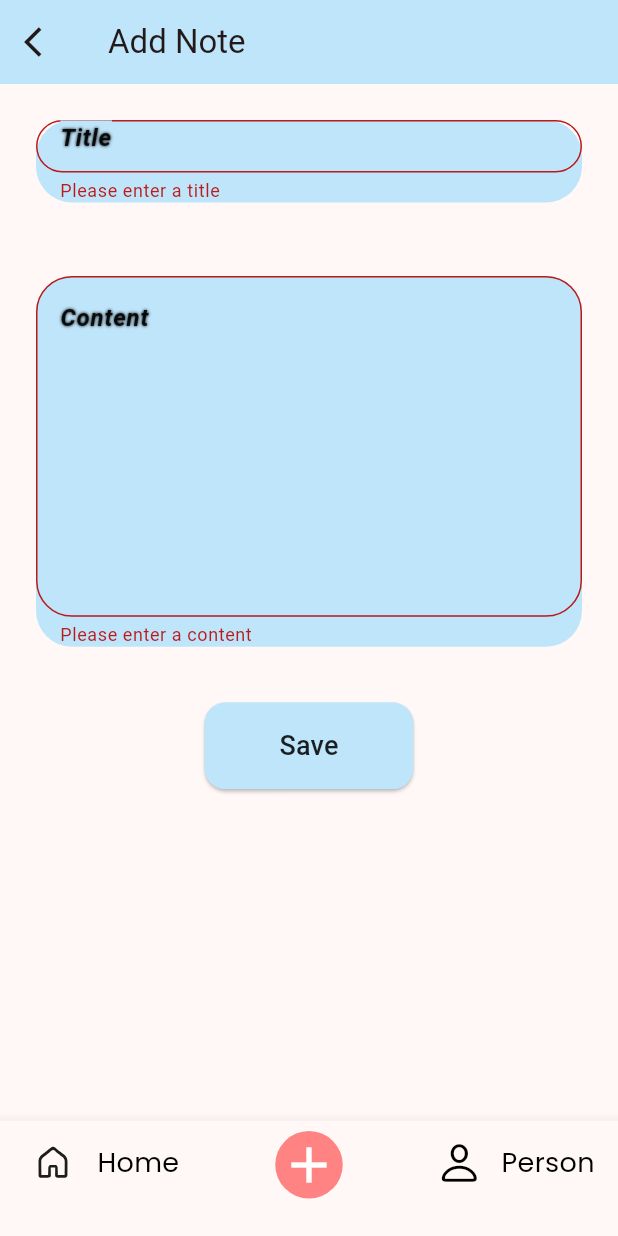
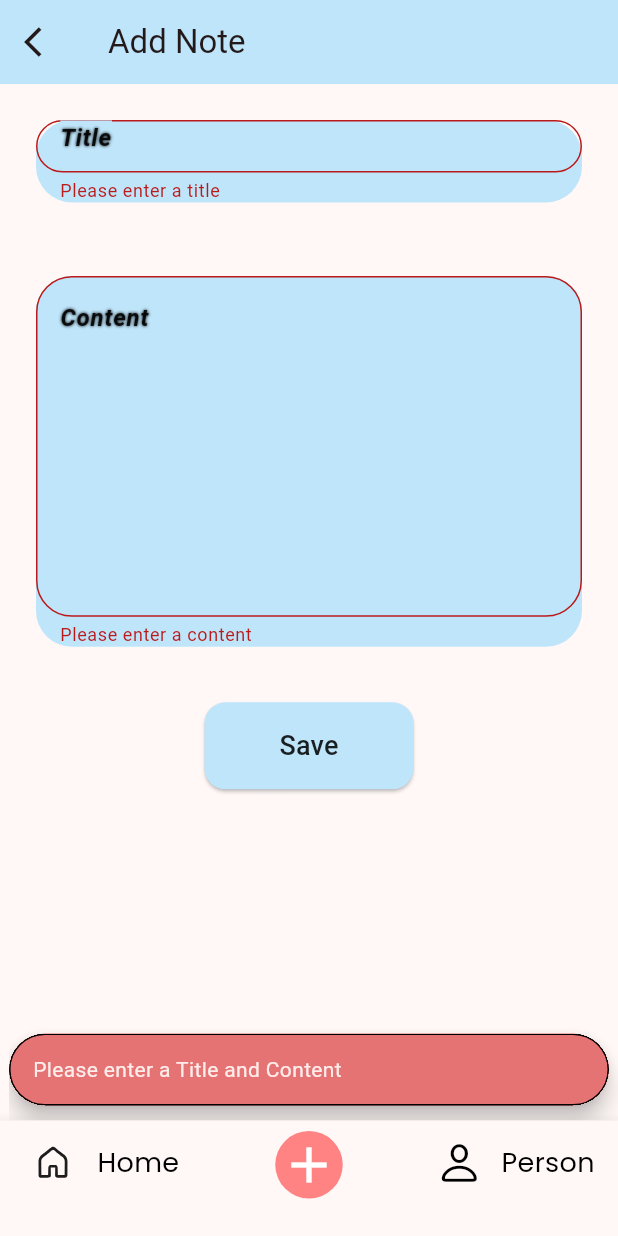
Before and after one commit to omarAbdullahMoharam/Notify, a Flutter app: the HomeScreen screen opened directly, item 2 of the bottom bar chosen, after a tap on "Save", on a phone screen of 412 x 824 dp. Run offline on Flutter 3.47's test engine with Material 3 defaults, Android fonts, the light colour scheme and no system bars; our stand-ins replace flutter_bloc, flutter_svg, hive, hive_flutter, image_picker; accounts and stored records are empty.

Commit message:
Edit Note Added

```diff
--- /dev/null
+++ b/lib/Controller/cubits/edit_note/edit_note_state.dart
@@ -0,0 +1,8 @@
+part of 'edit_note_cubit.dart';
+
+@immutable
+sealed class EditNoteState {}
+
+final class EditNoteInitial extends EditNoteState {}
+
+final class EditNoteSuccess extends EditNoteState {}
--- a/lib/View/screens/add_note.dart
+++ b/lib/View/screens/add_note.dart
@@ -4,6 +4,7 @@ import 'package:flutter/material.dart';
 import 'package:flutter_bloc/flutter_bloc.dart';
 import 'package:intl/intl.dart';
 import 'package:notify/Controller/cubits/add_note_cubit/add_note_cubit.dart';
+import 'package:notify/Controller/cubits/edit_note/edit_note_cubit.dart';
 import 'package:notify/Controller/cubits/notes_view_cubit/notes_view_cubit.dart';
 import 'package:notify/Models/note_model.dart';
 import 'package:notify/helpers/constatns.dart';
@@ -14,14 +15,14 @@ import '../../components/custom_title_container.dart';
 import 'home_screen.dart';
 
 class AddNote extends StatefulWidget {
-  const AddNote({super.key});
-
+  const AddNote({super.key, this.note});
+  final NoteModel? note;
   @override
   State<AddNote> createState() => _AddNoteState();
 }
 
 class _AddNoteState extends State<AddNote> {
-  String? title, content;
+  late String title, content;
 
   @override
   Widget build(BuildContext context) {
@@ -30,9 +31,12 @@ class _AddNoteState extends State<AddNote> {
     GlobalKey<FormState> formKey = GlobalKey<FormState>();
     return Scaffold(
       appBar: AppBar(
-        backgroundColor: containerColor,
+        backgroundColor:
+            widget.note == null ? containerColor : Color(widget.note!.color),
         automaticallyImplyLeading: true,
-        title: const Text('Add Note'),
+        title: widget.note == null
+            ? const Text('Add Note')
+            : const Text('Edit Note'),
         leading: IconButton(
           icon: const Icon(Icons.arrow_back_ios),
           onPressed: () {
@@ -48,8 +52,15 @@ class _AddNoteState extends State<AddNote> {
         ),
         elevation: 0,
       ),
-      body: BlocProvider(
+      body: MultiBlocProvider(
+        providers: [
+          BlocProvider<AddNoteCubit>(
             create: (context) => AddNoteCubit(),
+          ),
+          BlocProvider<EditNoteCubit>(
+            create: (context) => EditNoteCubit(),
+          ),
+        ],
         child: Form(
           autovalidateMode: AutovalidateMode.disabled,
           key: formKey,
@@ -60,50 +71,82 @@ class _AddNoteState extends State<AddNote> {
               child: Column(
                 spacing: 25,
                 children: [
+                  if (widget.note != null)
+                    CustomTitle(
+                      containerColor: widget.note == null
+                          ? containerColor
+                          : Color(widget.note!.color),
+                      initialTitle: widget.note!.title,
+                      onSaved: (value) => title = value!,
+                    ),
+                  if (widget.note != null)
+                    CustomContent(
+                      containerColor: widget.note == null
+                          ? containerColor
+                          : Color(
+                              widget.note!.color,
+                            ),
+                      initialContent: widget.note!.content,
+                      onSaved: (value) => content = value!,
+                    ),
+                  if (widget.note == null)
                     CustomTitle(
                       containerColor: containerColor,
-                    onSaved: (value) => title = value,
+                      onSaved: (value) => title = value!,
                     ),
+                  if (widget.note == null)
                     CustomContent(
                       containerColor: containerColor,
-                    onSaved: (value) => content = value,
+                      onSaved: (value) => content = value!,
                     ),
                   BlocBuilder<AddNoteCubit, AddNoteState>(
                     builder: (context, state) {
                       return CustomButton(
+                        snackBarMessage: widget.note == null,
                         containerColor: containerColor,
                         formKey: formKey,
                         onPressed: () {
                           if (formKey.currentState!.validate()) {
                             final formattedDate =
                                 DateFormat('d MMM').format(DateTime.now());
-
+                            formKey.currentState!.save();
+                            if (widget.note != null) {
+                              BlocProvider.of<EditNoteCubit>(context)
+                                  .updateNote(
+                                NoteModel(
+                                  title: title,
+                                  content: content,
+                                  color: containerColor.value,
+                                  date: formattedDate,
+                                ),
+                                widget.note!.key,
+                              );
+                            } else {
                               BlocProvider.of<AddNoteCubit>(context).addNote(
                                 NoteModel(
-                                title: title!,
-                                content: content!,
+                                  title: title,
+                                  content: content,
                                   color: containerColor.value,
                                   date: formattedDate,
                                 ),
                               );
+                            }
                             BlocProvider.of<NotesCubitCubit>(context)
                                 .fetchAllNotes();
+                            Future.delayed(
+                              const Duration(milliseconds: 500),
+                              () {
+                                if (mounted) {
                                   Navigator.push(
+                                    // ignore: use_build_context_synchronously
                                     context,
                                     MaterialPageRoute(
                                       builder: (context) => const HomeScreen(),
                                     ),
                                   );
-                          } else {
-                            ScaffoldMessenger.of(context).showSnackBar(
-                              const SnackBar(
-                                content:
-                                    Text('Please enter a title and content'),
-                              ),
+                                }
+                              },
                             );
-                            AutovalidateMode.always;
-                            formKey.currentState!.validate();
-                            setState(() {});
                           }
                         },
                       );
--- a/lib/View/screens/home_screen_body.dart
+++ b/lib/View/screens/home_screen_body.dart
@@ -1,5 +1,6 @@
 import 'package:flutter/material.dart';
 import 'package:flutter_bloc/flutter_bloc.dart';
+import 'package:notify/Controller/cubits/edit_note/edit_note_cubit.dart';
 import 'package:notify/Controller/cubits/notes_view_cubit/notes_view_cubit.dart';
 
 import '../../components/custom_header.dart';
--- a/lib/components/custom_content_container.dart
+++ b/lib/components/custom_content_container.dart
@@ -5,9 +5,11 @@ class CustomContent extends StatefulWidget {
     super.key,
     required this.containerColor,
     required this.onSaved,
+    this.initialContent,
   });
   void Function(String?) onSaved;
   final Color containerColor;
+  final String? initialContent;
 
   @override
   State<CustomContent> createState() => _CustomContentState();
@@ -25,6 +27,7 @@ class _CustomContentState extends State<CustomContent> {
         borderRadius: BorderRadius.circular(24),
       ),
       child: TextFormField(
+        initialValue: widget.initialContent,
         onSaved: widget.onSaved,
         maxLines: 10,
         decoration: InputDecoration(
--- a/lib/components/custom_save_button.dart
+++ b/lib/components/custom_save_button.dart
@@ -7,10 +7,12 @@ class CustomButton extends StatefulWidget {
     required this.formKey,
     required this.onPressed,
     required this.containerColor,
+    required this.snackBarMessage,
   });
   void Function() onPressed;
   final GlobalKey<FormState> formKey;
   final Color containerColor;
+  final bool snackBarMessage;
 
   @override
   State<CustomButton> createState() => _CustomButtonState();
@@ -24,12 +26,39 @@ class _CustomButtonState extends State<CustomButton> {
         if (widget.formKey.currentState!.validate()) {
           ScaffoldMessenger.of(context).showSnackBar(
             SnackBar(
-              content: const Text('Note Added Successfully ✅'),
+              duration: const Duration(seconds: 2),
+              content: widget.snackBarMessage
+                  ? const Text('Note Added Successfully ✅')
+                  : const Text('Note Updated Successfully ✅'),
               backgroundColor: kPrimaryColor,
+              shape: RoundedRectangleBorder(
+                borderRadius: BorderRadius.circular(14),
+              ),
             ),
           );
           widget.formKey.currentState!.save();
           widget.onPressed();
+        } else {
+          ScaffoldMessenger.of(context).showSnackBar(
+            SnackBar(
+              behavior: SnackBarBehavior.floating,
+              content: const Text(
+                'Please enter a Title and Content',
+              ),
+              duration: const Duration(seconds: 2),
+              shape: OutlineInputBorder(
+                borderRadius: BorderRadius.circular(24),
+              ),
+              width: 400,
+              backgroundColor: Colors.red.shade300,
+            ),
+          );
+          setState(() {
+            widget.formKey.currentState!.validate();
+            Future.delayed(const Duration(seconds: 3), () {
+              widget.formKey.currentState!.reset();
+            });
+          });
         }
       },
       style: ElevatedButton.styleFrom(
--- a/lib/components/custom_title_container.dart
+++ b/lib/components/custom_title_container.dart
@@ -5,10 +5,11 @@ class CustomTitle extends StatelessWidget {
     super.key,
     required this.containerColor,
     required this.onSaved,
+    this.initialTitle,
   });
   void Function(String?) onSaved;
   final Color containerColor;
-
+  final String? initialTitle;
   @override
   Widget build(BuildContext context) {
     return Container(
@@ -20,7 +21,7 @@ class CustomTitle extends StatelessWidget {
         borderRadius: BorderRadius.circular(24),
       ),
       child: TextFormField(
-        // initialValue: 'Title',
+        initialValue: initialTitle,
         onSaved: onSaved,
         decoration: InputDecoration(
           floatingLabelAlignment: FloatingLabelAlignment.center,
```
Also changed, not shown: lib/Controller/cubits/edit_note/edit_note_cubit.dart (added, +19 -0 lines), lib/components/custom_note_card.dart (+16 -2 lines). Lines whose indentation alone changed are shown as unchanged.
